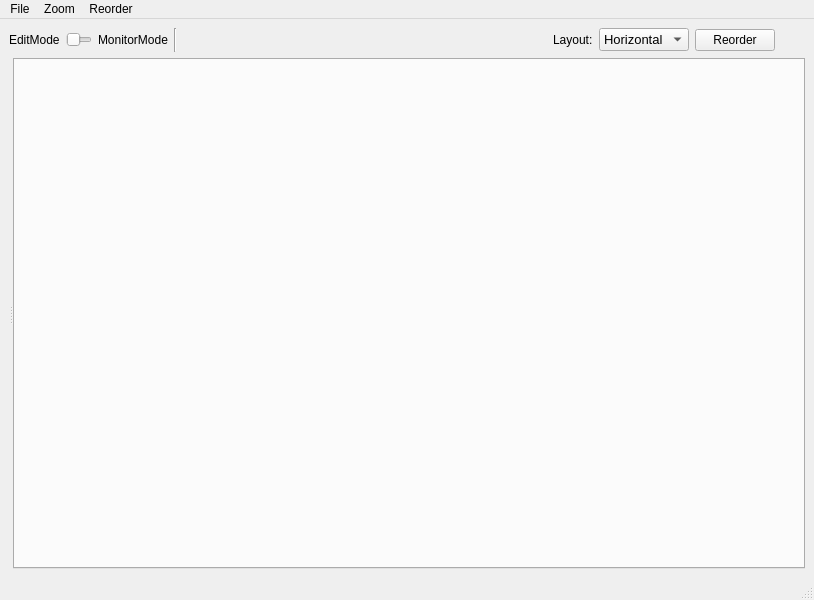
First picture: the form in bt_editor/mainwindow.ui, repository BehaviorTree/Groot, before the edit.
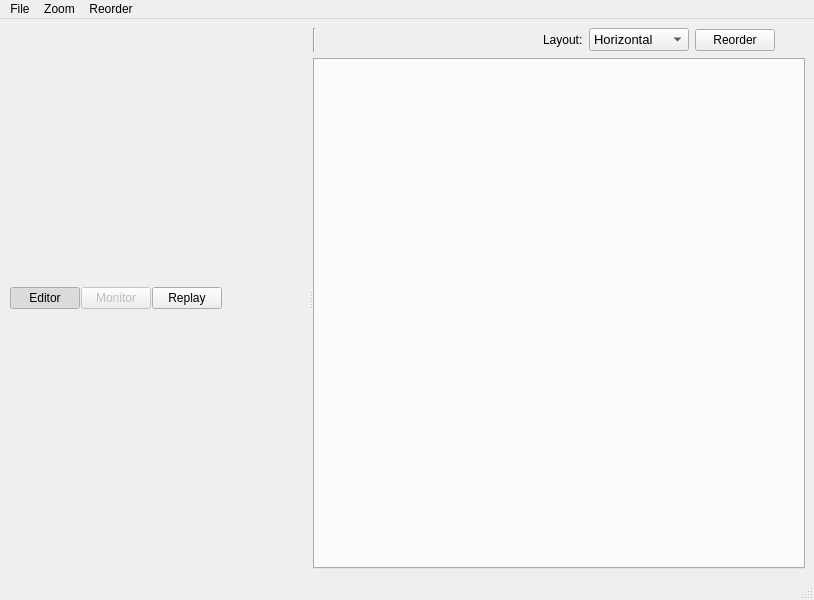
Second picture: the form after the edit. Icons and pictures are not drawn.

What changed in the file:
```diff
--- a/bt_editor/mainwindow.ui
+++ b/bt_editor/mainwindow.ui
@@ -20,7 +20,140 @@
    <string>MainWindow</string>
   </property>
   <widget class="QWidget" name="centralwidget">
-   <layout class="QVBoxLayout" name="verticalLayout" stretch="0,1">
+   <layout class="QVBoxLayout" name="verticalLayout">
+    <item>
+     <widget class="QSplitter" name="splitter">
+      <property name="lineWidth">
+       <number>3</number>
+      </property>
+      <property name="midLineWidth">
+       <number>1</number>
+      </property>
+      <property name="orientation">
+       <enum>Qt::Horizontal</enum>
+      </property>
+      <widget class="QFrame" name="leftFrame">
+       <property name="minimumSize">
+        <size>
+         <width>0</width>
+         <height>0</height>
+        </size>
+       </property>
+       <property name="maximumSize">
+        <size>
+         <width>300</width>
+         <height>16777215</height>
+        </size>
+       </property>
+       <property name="frameShadow">
+        <enum>QFrame::Raised</enum>
+       </property>
+       <property name="lineWidth">
+        <number>0</number>
+       </property>
+       <layout class="QVBoxLayout" name="verticalLayout_2">
+        <property name="leftMargin">
+         <number>1</number>
+        </property>
+        <property name="topMargin">
+         <number>1</number>
+        </property>
+        <property name="rightMargin">
+         <number>1</number>
+        </property>
+        <property name="bottomMargin">
+         <number>1</number>
+        </property>
+        <item>
+         <layout class="QHBoxLayout" name="radioLayout">
+          <property name="spacing">
+           <number>1</number>
+          </property>
+          <item>
+           <widget class="QPushButton" name="radioEditor">
+            <property name="minimumSize">
+             <size>
+              <width>60</width>
+              <height>0</height>
+             </size>
+            </property>
+            <property name="maximumSize">
+             <size>
+              <width>70</width>
+              <height>16777215</height>
+             </size>
+            </property>
+            <property name="text">
+             <string>Editor</string>
+            </property>
+            <property name="checkable">
+             <bool>true</bool>
+            </property>
+            <property name="checked">
+             <bool>true</bool>
+            </property>
+           </widget>
+          </item>
+          <item>
+           <widget class="QPushButton" name="radioMonitor">
+            <property name="enabled">
+             <bool>false</bool>
+            </property>
+            <property name="maximumSize">
+             <size>
+              <width>70</width>
+              <height>16777215</height>
+             </size>
+            </property>
+            <property name="text">
+             <string>Monitor</string>
+            </property>
+            <property name="checkable">
+             <bool>true</bool>
+            </property>
+           </widget>
+          </item>
+          <item>
+           <widget class="QPushButton" name="radioReplay">
+            <property name="minimumSize">
+             <size>
+              <width>60</width>
+              <height>0</height>
+             </size>
+            </property>
+            <property name="maximumSize">
+             <size>
+              <width>70</width>
+              <height>16777215</height>
+             </size>
+            </property>
+            <property name="text">
+             <string>Replay</string>
+            </property>
+            <property name="checkable">
+             <bool>true</bool>
+            </property>
+           </widget>
+          </item>
+          <item>
+           <spacer name="horizontalSpacer_2">
+            <property name="orientation">
+             <enum>Qt::Horizontal</enum>
+            </property>
+            <property name="sizeHint" stdset="0">
+             <size>
+              <width>40</width>
+              <height>20</height>
+             </size>
+            </property>
+           </spacer>
+          </item>
+         </layout>
+        </item>
+       </layout>
+      </widget>
+      <widget class="QWidget" name="">
+       <layout class="QVBoxLayout" name="centralLayout" stretch="0,1">
     <item>
      <layout class="QHBoxLayout" name="topLayout">
       <property name="topMargin">
@@ -29,42 +162,6 @@
       <property name="bottomMargin">
        <number>0</number>
       </property>
-      <item>
-       <widget class="QLabel" name="labelEdit">
-        <property name="text">
-         <string>EditMode</string>
-        </property>
-       </widget>
-      </item>
-      <item>
-       <widget class="QSlider" name="selectMode">
-        <property name="minimumSize">
-         <size>
-          <width>26</width>
-          <height>0</height>
-         </size>
-        </property>
-        <property name="maximumSize">
-         <size>
-          <width>26</width>
-          <height>16777215</height>
-         </size>
-        </property>
-        <property name="maximum">
-         <number>1</number>
-        </property>
-        <property name="orientation">
-         <enum>Qt::Horizontal</enum>
-        </property>
-       </widget>
-      </item>
-      <item>
-       <widget class="QLabel" name="labelMonitor">
-        <property name="text">
-         <string>MonitorMode</string>
-        </property>
-       </widget>
-      </item>
       <item>
        <widget class="Line" name="line">
         <property name="orientation">
@@ -72,6 +169,19 @@
         </property>
        </widget>
       </item>
+          <item>
+           <spacer name="horizontalSpacer">
+            <property name="orientation">
+             <enum>Qt::Horizontal</enum>
+            </property>
+            <property name="sizeHint" stdset="0">
+             <size>
+              <width>40</width>
+              <height>20</height>
+             </size>
+            </property>
+           </spacer>
+          </item>
       <item>
        <widget class="QPushButton" name="pushButtonCenterView">
         <property name="focusPolicy">
@@ -98,19 +208,6 @@
         </property>
        </widget>
       </item>
-      <item>
-       <spacer name="horizontalSpacer">
-        <property name="orientation">
-         <enum>Qt::Horizontal</enum>
-        </property>
-        <property name="sizeHint" stdset="0">
-         <size>
-          <width>40</width>
-          <height>20</height>
-         </size>
-        </property>
-       </spacer>
-      </item>
       <item>
        <widget class="QLabel" name="label">
         <property name="text">
@@ -122,13 +219,13 @@
        <widget class="QComboBox" name="comboBoxLayout">
         <property name="minimumSize">
          <size>
-          <width>90</width>
+              <width>100</width>
           <height>0</height>
          </size>
         </property>
         <property name="maximumSize">
          <size>
-          <width>90</width>
+              <width>100</width>
           <height>16777215</height>
          </size>
         </property>
@@ -184,62 +281,6 @@
      </layout>
     </item>
     <item>
-     <widget class="QSplitter" name="splitter">
-      <property name="sizePolicy">
-       <sizepolicy hsizetype="Minimum" vsizetype="Preferred">
-        <horstretch>0</horstretch>
-        <verstretch>0</verstretch>
-       </sizepolicy>
-      </property>
-      <property name="maximumSize">
-       <size>
-        <width>16777215</width>
-        <height>16777215</height>
-       </size>
-      </property>
-      <property name="lineWidth">
-       <number>3</number>
-      </property>
-      <property name="midLineWidth">
-       <number>1</number>
-      </property>
-      <property name="orientation">
-       <enum>Qt::Horizontal</enum>
-      </property>
-      <widget class="QFrame" name="leftFrame">
-       <property name="maximumSize">
-        <size>
-         <width>300</width>
-         <height>16777215</height>
-        </size>
-       </property>
-       <property name="frameShadow">
-        <enum>QFrame::Raised</enum>
-       </property>
-       <property name="lineWidth">
-        <number>0</number>
-       </property>
-       <layout class="QVBoxLayout" name="verticalLayout_3">
-        <property name="spacing">
-         <number>0</number>
-        </property>
-        <property name="sizeConstraint">
-         <enum>QLayout::SetMaximumSize</enum>
-        </property>
-        <property name="leftMargin">
-         <number>0</number>
-        </property>
-        <property name="topMargin">
-         <number>0</number>
-        </property>
-        <property name="rightMargin">
-         <number>0</number>
-        </property>
-        <property name="bottomMargin">
-         <number>0</number>
-        </property>
-       </layout>
-      </widget>
       <widget class="QTabWidget" name="tabWidget">
        <property name="sizePolicy">
         <sizepolicy hsizetype="Expanding" vsizetype="Expanding">
@@ -266,6 +307,9 @@
         <number>-1</number>
        </property>
       </widget>
+        </item>
+       </layout>
+      </widget>
      </widget>
     </item>
    </layout>
```
Left out of the diff: 2 changed lines with no effect on the pictures. Lines whose indentation alone changed are shown as unchanged.
